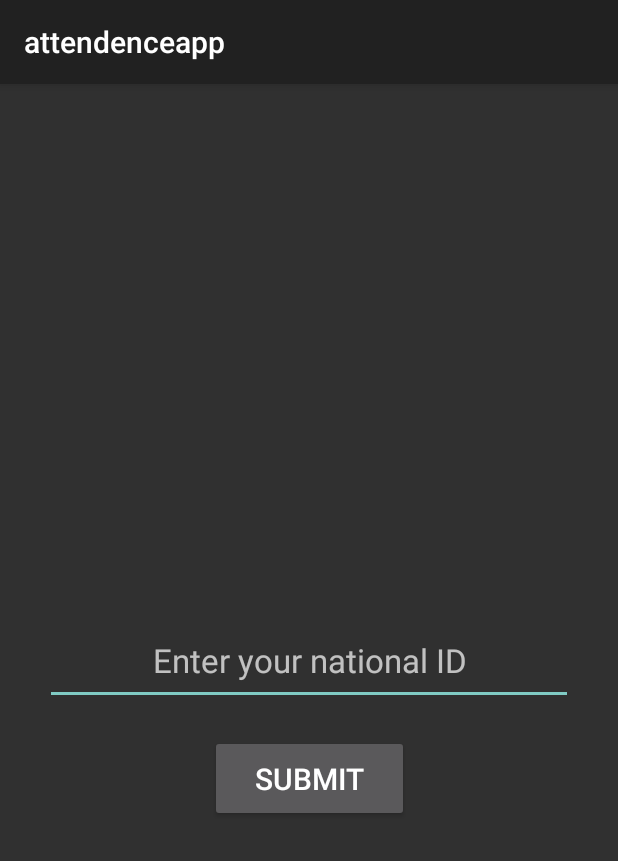
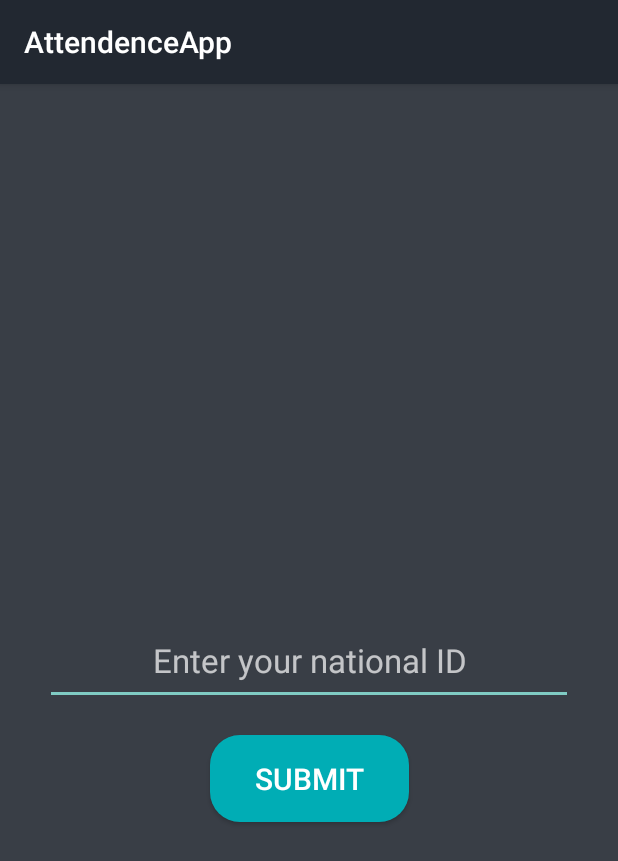
Before and after one commit to eslamgad2050/AI-Attendance-mobile-part, an Android app built with Jetpack Compose: the screen it shows after launch (MainActivity), on a phone screen of 412 x 824 dp. Shown: the top 861 px of the screen. Run offline under Robolectric (Android 15) with nearby library versions, the phone set to English and light mode, and no system bars; our stand-ins replace RxJava; 3 statements that could not run were skipped.

```diff
--- a/app/src/main/java/eslam/gad/attendenceapp/Location_activity.java
+++ b/app/src/main/java/eslam/gad/attendenceapp/Location_activity.java
@@ -8,6 +8,7 @@ import androidx.activity.result.ActivityResultLauncher;
 import androidx.activity.result.contract.ActivityResultContracts;
 import androidx.annotation.NonNull;
 import androidx.annotation.Nullable;
+import androidx.appcompat.app.ActionBar;
 import androidx.appcompat.app.AppCompatActivity;
 import androidx.appcompat.app.AppCompatDelegate;
 import androidx.core.app.ActivityCompat;
@@ -15,6 +16,7 @@ import androidx.core.app.ActivityCompat;
 import android.content.Intent;
 import android.content.IntentSender;
 import android.content.pm.PackageManager;
+import android.graphics.drawable.ColorDrawable;
 import android.location.Location;
 import android.os.Bundle;
 import android.os.Handler;
@@ -58,9 +60,9 @@ public class Location_activity extends AppCompatActivity {
         super.onCreate(savedInstanceState);
         AppCompatDelegate.setDefaultNightMode(AppCompatDelegate.MODE_NIGHT_NO);
         fusedLocationClient = LocationServices.getFusedLocationProviderClient(this);
-//        getSupportActionBar().hide();
         setContentView(R.layout.activity_location);
-
+        ActionBar bar = getSupportActionBar();
+        bar.setBackgroundDrawable(new ColorDrawable(getResources().getColor(R.color.background_color_dark, getTheme())));
         check_settings();
         get_permission();
         Handler handler = new Handler();
--- a/app/src/main/java/eslam/gad/attendenceapp/MainActivity.java
+++ b/app/src/main/java/eslam/gad/attendenceapp/MainActivity.java
@@ -1,7 +1,7 @@
 package eslam.gad.attendenceapp;
 
+import androidx.appcompat.app.ActionBar;
 import androidx.appcompat.app.AppCompatActivity;
-import androidx.compose.foundation.interaction.DragInteraction;
 import androidx.datastore.preferences.core.MutablePreferences;
 import androidx.datastore.preferences.core.Preferences;
 import androidx.datastore.preferences.core.PreferencesKeys;
@@ -9,6 +9,8 @@ import androidx.datastore.preferences.rxjava3.RxPreferenceDataStoreBuilder;
 import androidx.datastore.rxjava3.RxDataStore;
 
 import android.content.Intent;
+import android.graphics.Color;
+import android.graphics.drawable.ColorDrawable;
 import android.os.Bundle;
 import android.view.View;
 import android.widget.Button;
@@ -29,7 +31,8 @@ public class MainActivity extends AppCompatActivity {
     protected void onCreate(Bundle savedInstanceState) {
         super.onCreate(savedInstanceState);
         setContentView(R.layout.activity_main);
-
+        ActionBar bar = getSupportActionBar();
+        bar.setBackgroundDrawable(new ColorDrawable(getResources().getColor(R.color.background_color_dark,getTheme())));
         national_id_edit_text = (EditText) findViewById(R.id.national_id);
         submit = (Button) findViewById(R.id.enter_national_id);
         submit.setOnClickListener(submit_id);
@@ -44,13 +47,13 @@ public class MainActivity extends AppCompatActivity {
             return prefs.get(national_id);
         });
         String s = national_id_flow.blockingFirst();
-        if (s.length() == 14) {
-            Intent intent = new Intent(MainActivity.this, Location_activity.class);
-            intent.putExtra("national_id", Long.parseLong(s));
-            dataStore.dispose();
-            this.finish();
-            startActivity(intent);
-        }
+//        if (s.length() == 14) {
+//            Intent intent = new Intent(MainActivity.this, Location_activity.class);
+//            intent.putExtra("national_id", Long.parseLong(s));
+//            dataStore.dispose();
+//            this.finish();
+//            startActivity(intent);
+//        }
 
         national_id_edit_text.setText(s);
 
--- /dev/null
+++ b/app/src/main/res/drawable/round_button.xml
@@ -0,0 +1,9 @@
+<?xml version="1.0" encoding="utf-8"?>
+<selector xmlns:android="http://schemas.android.com/apk/res/android">
+    <item>
+        <shape android:shape="rectangle">
+            <gradient android:endColor="@color/button_color" android:startColor="@color/button_color" />
+            <corners android:radius="20dp" />
+        </shape>
+    </item>
+</selector>
--- a/app/src/main/res/layout/activity_main.xml
+++ b/app/src/main/res/layout/activity_main.xml
@@ -4,6 +4,7 @@
     xmlns:tools="http://schemas.android.com/tools"
     android:layout_width="match_parent"
     android:layout_height="match_parent"
+    android:background="@color/background_color"
     tools:context=".MainActivity">
 
     <EditText
@@ -17,7 +18,7 @@
         android:inputType="number"
         android:maxLength="14"
         android:padding="15dp"
-        android:textColor="@color/white"
+        android:textColor="@color/text_color"
         android:textSize="22sp"
         app:layout_constraintBottom_toBottomOf="parent"
         app:layout_constraintTop_toTopOf="parent" />
@@ -27,6 +28,7 @@
         android:layout_width="wrap_content"
         android:layout_height="wrap_content"
         android:layout_margin="20dp"
+        android:background="@drawable/round_button"
         android:paddingHorizontal="30dp"
         android:paddingVertical="15dp"
         android:text="submit"
--- a/app/src/main/res/values/colors.xml
+++ b/app/src/main/res/values/colors.xml
@@ -7,4 +7,9 @@
     <color name="teal_700">#FF018786</color>
     <color name="black">#FF000000</color>
     <color name="white">#FFFFFFFF</color>
+
+    <color name="background_color">#393E46</color>
+    <color name="background_color_dark">#222831</color>
+    <color name="text_color">#EEEEEE</color>
+    <color name="button_color">#00ADB5</color>
 </resources>
--- a/app/src/main/res/values/strings.xml
+++ b/app/src/main/res/values/strings.xml
@@ -1,3 +1,3 @@
 <resources>
-    <string name="app_name">attendenceapp</string>
+    <string name="app_name">AttendenceApp</string>
 </resources>
```
Also changed, not shown: app/src/main/java/eslam/gad/attendenceapp/Camera_activity.java (+39 -8 lines), app/src/main/res/drawable/cancel_button.xml (added, +9 -0 lines), app/src/main/res/layout/activity_camera.xml (+28 -8 lines), app/src/main/res/layout/activity_location.xml (+12 -7 lines), 1 other file.
